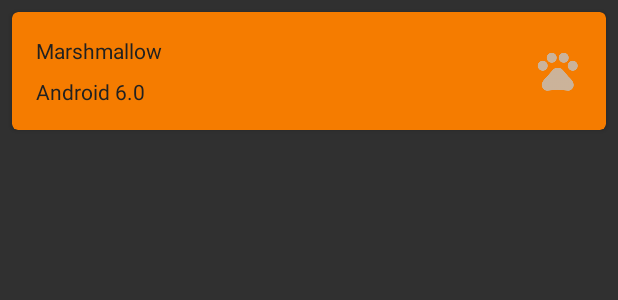
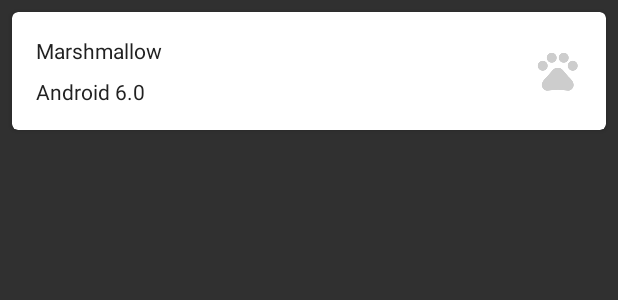
Before and after one commit to FetchDev/Fetch, an Android app: the layout pet_item_view.xml on its own in the app's theme, with its tools: preview values and no code run, on a phone screen of 412 x 824 dp. Shown: the top 300 px of the screen. Run offline under Robolectric (Android 15) with nearby library versions, the phone set to English and light mode, and no system bars; network calls fail.

Commit message:
Less orange

```diff
--- a/app/src/main/res/layout/pet_item_view.xml
+++ b/app/src/main/res/layout/pet_item_view.xml
@@ -12,7 +12,7 @@
 
         android:layout_width="match_parent"
         android:layout_height="wrap_content"
-        app:cardBackgroundColor="@color/colorPrimaryDark"
+        app:cardBackgroundColor="@android:color/white"
         android:layout_margin="8dp"
         app:cardCornerRadius="4dp"
         >
```
